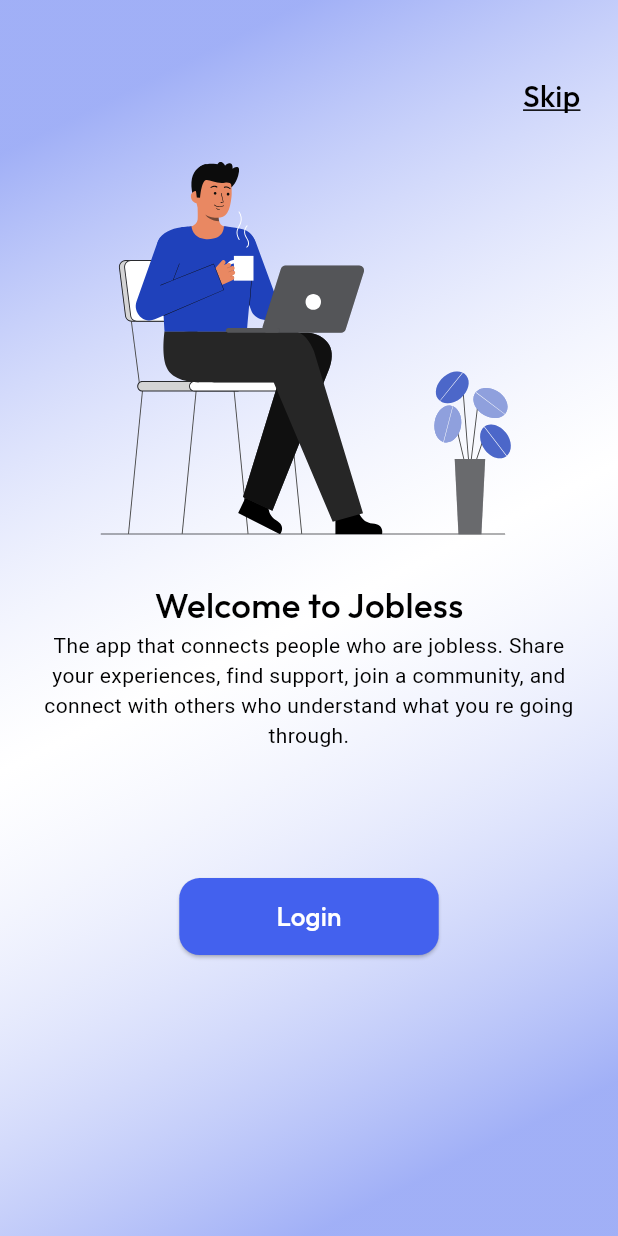
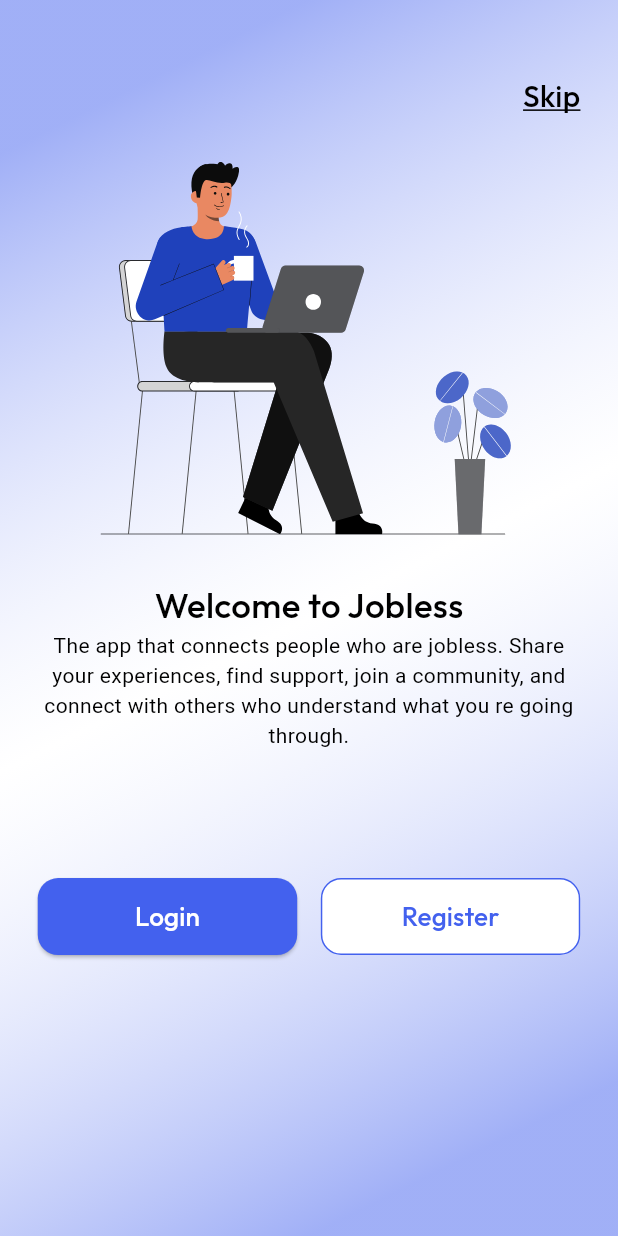
Before and after one commit to alfayej55/Jobless, a Flutter app: the screen it shows after launch, on a phone screen of 412 x 824 dp. Run offline on Flutter 3.47's test engine with Material 3 defaults, Android fonts, the light colour scheme and no system bars; our stand-ins replace animated_notch_bottom_bar, flutter_screenutil, flutter_spinkit, flutter_svg, get, shared_preferences; project files that could hold a hidden picture were left out.

Commit message:
onboarding screen done

```diff
--- a/lib/themes/light_theme.dart
+++ b/lib/themes/light_theme.dart
@@ -1,4 +1,5 @@
 import 'package:flutter/material.dart';
+import 'package:jobless/utils/app_colors.dart';
 
 ThemeData light({Color color = const Color(0xFF4361EE)}) => ThemeData(
   fontFamily: 'Roboto',
@@ -13,7 +14,19 @@ ThemeData light({Color color = const Color(0xFF4361EE)}) => ThemeData(
       backgroundColor: Colors.white,
     elevation: 5,
   ),
+  outlinedButtonTheme: OutlinedButtonThemeData(
+    style: OutlinedButton.styleFrom(
+      side: BorderSide(color: AppColors.primaryColor), // Border color
+
+    ),
+  ),
 
   textButtonTheme: TextButtonThemeData(style: TextButton.styleFrom(foregroundColor: color)),
   colorScheme: ColorScheme.light(primary: color, secondary: color).copyWith(background: const Color(0xFFF3F3F3)).copyWith(error: Color(0xFFE84D4F)),
+
+
+
+
+
+
 );
--- /dev/null
+++ b/lib/views/base/custom_outlinebutton.dart
@@ -0,0 +1,49 @@
+import 'package:flutter/material.dart';
+import 'package:flutter_screenutil/flutter_screenutil.dart';
+import 'package:get/get.dart';
+
+import '../../utils/app_colors.dart';
+import '../../utils/style.dart';
+
+
+class CustomOutlineButton extends StatelessWidget {
+  const CustomOutlineButton({super.key,this.color,this.textStyle, this.padding =EdgeInsets.zero, required this.onTap,required this.text ,this.loading=false,this.width,this.height});
+  final Function() onTap;
+  final String text;
+  final bool loading;
+  final double? height;
+  final double? width;
+  final Color? color;
+  final EdgeInsetsGeometry padding;
+  final  TextStyle? textStyle;
+
+
+  @override
+
+  Widget build(BuildContext context) {
+    return  Padding(
+      padding: padding,
+      child: OutlinedButton(
+          onPressed:loading? (){}:onTap,
+          style: ElevatedButton.styleFrom(
+            shape: RoundedRectangleBorder(
+                borderRadius: BorderRadius.circular(14.r),
+             side:  BorderSide(
+                color: AppColors.primaryColor, // Set the border color here
+                width: 2.0, // You can adjust the border width
+              ),
+
+            ),
+            backgroundColor: color??Colors.transparent,
+
+            minimumSize:Size(width??Get.width, height??53.h),
+
+          ),
+          child:loading?  SizedBox(
+            height: 20.h,
+            width: 20.h,
+            child: const CircularProgressIndicator(color: Colors.white,),
+          ):Text(text,style:textStyle?? AppStyles.h3(fontWeight: FontWeight.w500,color:AppColors.primaryColor),)),
+    );
+  }
+}
--- a/lib/views/screen/onboarding_screen/onboarding_screen1.dart
+++ b/lib/views/screen/onboarding_screen/onboarding_screen1.dart
@@ -7,6 +7,7 @@ import 'package:jobless/utils/app_string.dart';
 import 'package:jobless/utils/style.dart';
 import 'package:jobless/views/base/custom_button.dart';
 import 'package:jobless/views/base/custom_gradientcolor.dart';
+import 'package:jobless/views/base/custom_outlinebutton.dart';
 
 class OnBoardingScreen1 extends StatelessWidget {
   const OnBoardingScreen1({super.key});
@@ -35,10 +36,22 @@ class OnBoardingScreen1 extends StatelessWidget {
 
 
               SizedBox(height: 88.h,),
-              CustomButton(
-                 width: 165.w,
-                  onTap: (){},
-                  text: AppString.loginText)
+
+              Row(
+                mainAxisAlignment: MainAxisAlignment.spaceBetween,
+                children: [
+                  CustomButton(
+                      width: 165.w,
+                      onTap: (){},
+                      text: AppString.loginText),
+
+                  CustomOutlineButton(
+                      width: 165.w,
+                      color: Colors.white,
+                      onTap: (){},
+                      text: AppString.registerText)
+                ],
+              )
 
 
             ],
```
